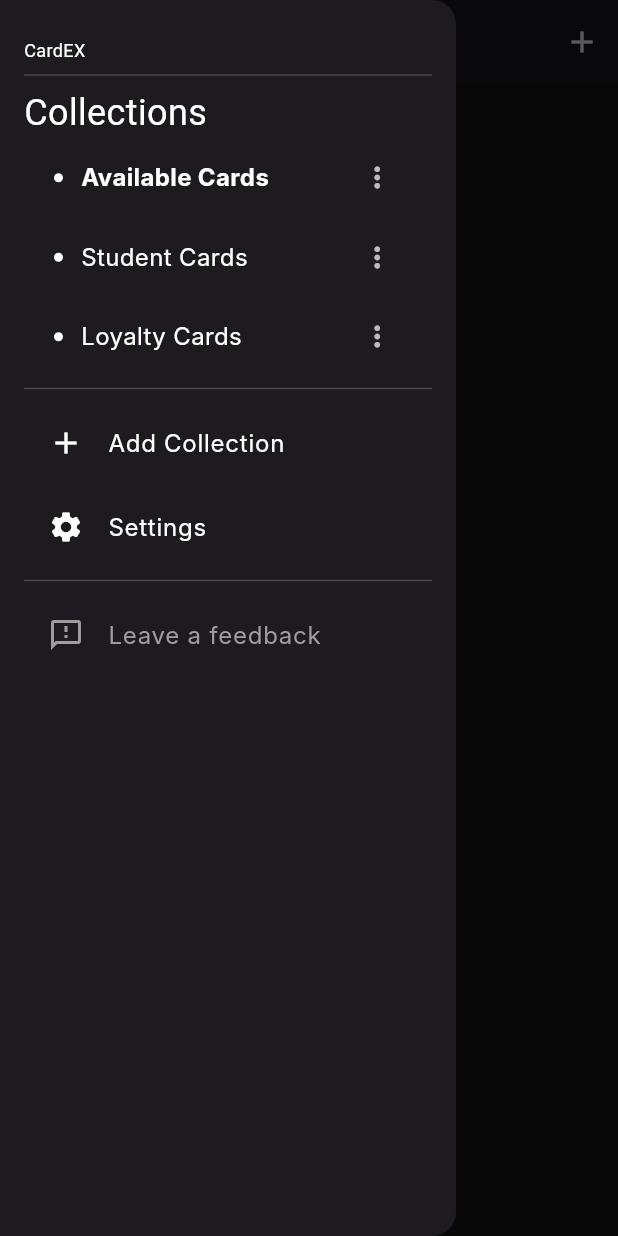
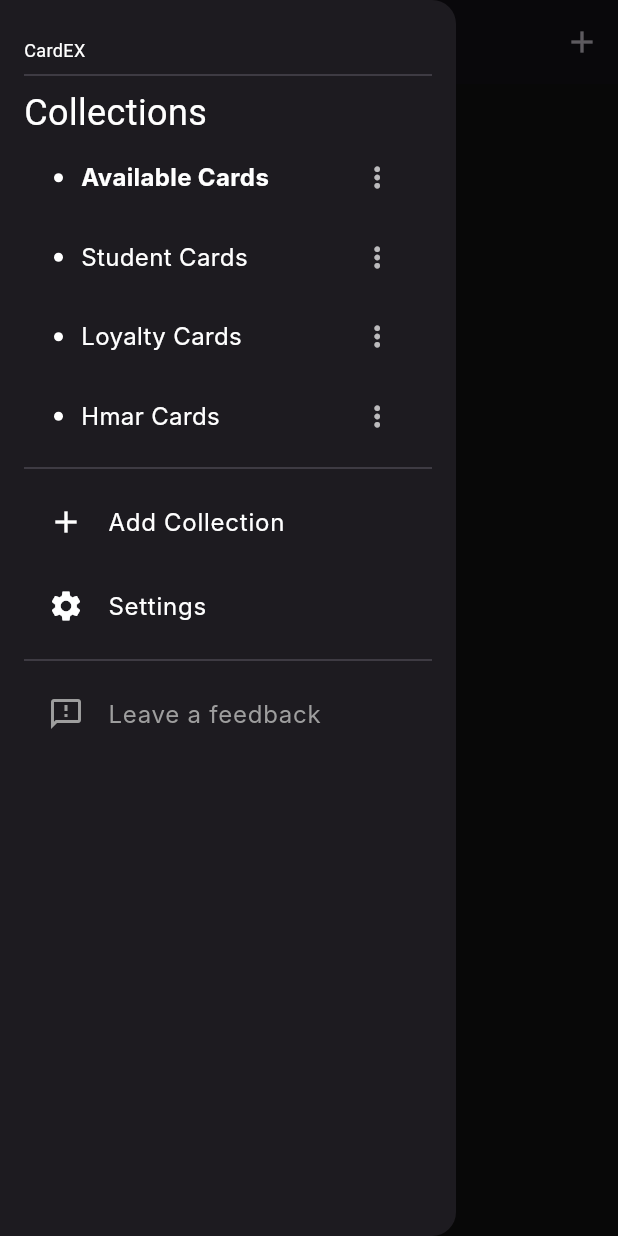
Before and after one commit to YakupAtahanov/Cardex, a Flutter app: the screen it shows after launch, with the side drawer open, on a phone screen of 412 x 824 dp. Run offline on Flutter 3.47's test engine with Material 3 defaults, Android fonts, the light colour scheme and no system bars; Roboto replaces fonts that are missing (Inter, Sora).

```diff
--- a/cardex/lib/frontend/widgets/side_menu.dart
+++ b/cardex/lib/frontend/widgets/side_menu.dart
@@ -16,6 +16,7 @@ class _SideMenuState extends State<SideMenu> {
     "Available Cards",
     "Student Cards",
     "Loyalty Cards",
+    "Hmar Cards"
   ];
   String selected = "Available Cards";
 
```
Also changed, not shown: 2 other files.
